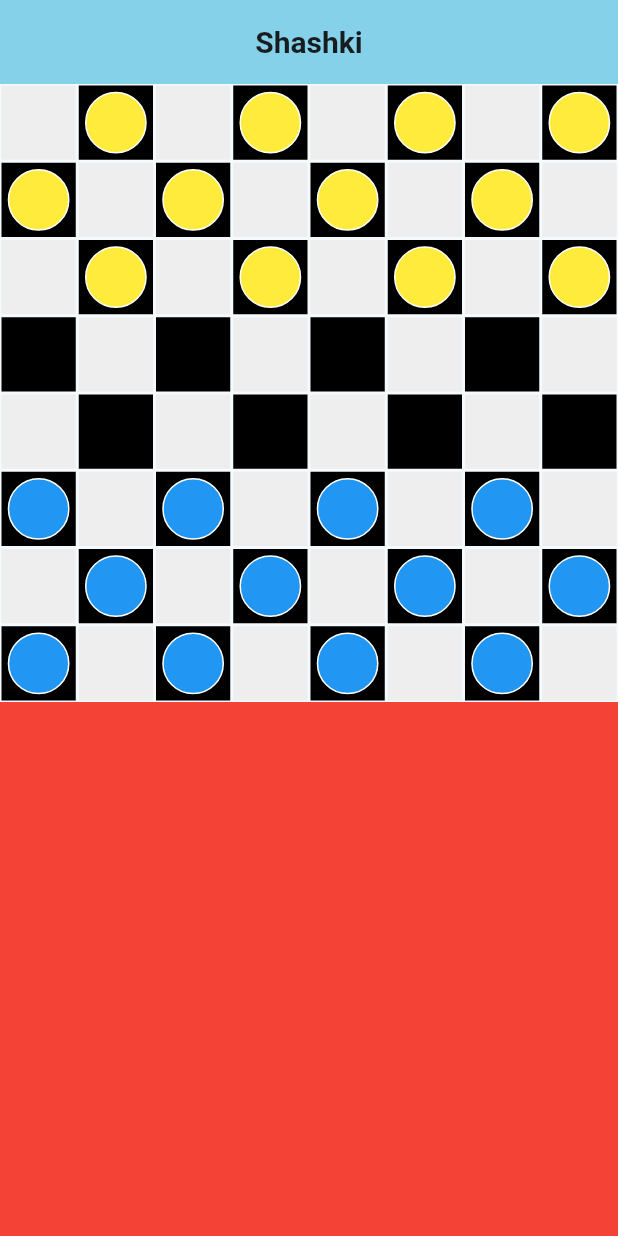
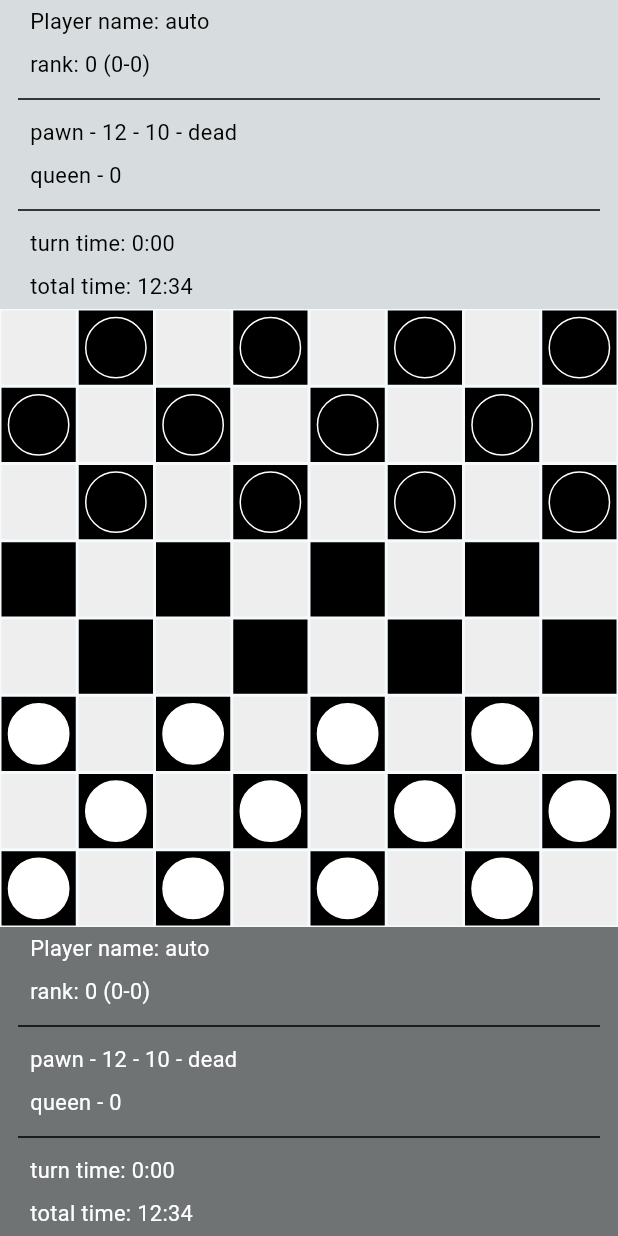
Before and after one commit to andrij-felenko/sashki, a Flutter app: the screen it shows after launch, on a phone screen of 412 x 824 dp. Run offline on Flutter 3.47's test engine with Material 3 defaults, Android fonts, the phone set to English and light mode, and no system bars.

Commit message:
improve info widgets

```diff
--- a/lib/main.dart
+++ b/lib/main.dart
@@ -1,7 +1,9 @@
 import 'package:flutter/material.dart';
+import 'package:flutter/services.dart';
 import 'package:provider/provider.dart';
 
 import 'package:shashki/ui/game_field.dart';
+import 'package:shashki/ui/model_widgets/player_info.dart';
 import 'model/board.dart';
 import 'dart:math';
 
@@ -50,17 +52,18 @@
 
   @override
   Widget build(BuildContext context) {
+    SystemChrome.setSystemUIOverlayStyle(SystemUiOverlayStyle(
+      statusBarColor: Colors.blue, // Колір рядка стану
+      statusBarIconBrightness: Brightness.light, // Колір іконок у рядку стану
+    ));
+
     return Scaffold(
-      appBar: AppBar(
-        backgroundColor: Theme.of(context).colorScheme.inversePrimary,
-        title: Text(
-          widget.title,
-          style: const TextStyle(
-            fontSize: 20,
-            fontWeight: FontWeight.bold,
-          ),
+      appBar: PreferredSize(
+        preferredSize:Size.fromHeight(MediaQuery.of(context).padding.top * 0),
+        child: AppBar(
+          backgroundColor: Colors.deepPurple, // Колір AppBar
+          elevation: 0, // Без тіні
         ),
-        centerTitle: true,
       ),
       body: LayoutBuilder (
         builder: (context, constrains) {
@@ -74,48 +77,42 @@
             Board().widgetSize = boardSize / 8;
           });
 
+          var board = Flexible(
+            flex: 0,
+            child: SizedBox(
+              width: boardSize,
+              height: boardSize,
+              child: const GameField(),
+            ),
+          );
+
+          var whiteP = Expanded(
+            flex: 1,
+            child: PlayerInfo ( Colors.black12, Colors.black, Board().white ),
+          );
+
+          var blackP = Expanded(
+            flex: 1,
+            child: PlayerInfo ( Colors.black54, Colors.white, Board().black ),
+          );
+
           return Flex (
             direction: axis,
-            children: [
-              SizedBox(
-                width: boardSize,
-                height: boardSize,
-                child: const GameField(),
-              ),
-              Container (
-                color: Colors.red,
-                width: axis == Axis.vertical ? boardSize : infoSize,
-                height: axis == Axis.vertical ? infoSize : boardSize,
-              )
-            ],
+            children: [ whiteP, board, blackP ],
+            // its another possible placement, maybe its better
+            // children: axis == Axis.horizontal ? [whiteP, board, blackP]
+            //   : [
+            //     board,
+            //     Expanded (
+            //       child: Flex (
+            //         direction: Axis.horizontal,
+            //         children: [ whiteP, blackP ],
+            //       ),
+            //     ),
+            // ],
           );
         },
       ),
-      /* const Flex (
-        direction: Axis.vertical,
-        children: [
-          SizedBox(width: 100, height: 100, child: GameField()),
-        ],
-      )
-      Center (
-        child: Container(
-          padding: const EdgeInsets.fromLTRB(10, 90, 10, 10),
-          child: Column(
-            children: <Widget>[
-              const Expanded(child: GameField()),
-              ElevatedButton(
-                onPressed: () {},
-                child: const Text(
-                  'Reset',
-                  style: TextStyle(
-                    fontSize: 22,
-                  ),
-                ),
-              )
-            ],
-          ),
-        ),
-      )*/
     );
   }
 }
--- a/lib/model/board.dart
+++ b/lib/model/board.dart
@@ -2,6 +2,7 @@ import 'package:flutter/material.dart';
 import 'package:provider/provider.dart';
 
 import 'package:shashki/model/enums.dart';
+import 'package:shashki/model/user.dart';
 
 import 'player.dart';
 import 'piece.dart';
@@ -19,7 +20,10 @@ class Board extends ChangeNotifier {
       : _turn = Side.white,
         _white = Player(Side.white),
         _black = Player(Side.black),
-        _selectedField = Position( -1, -1);
+        _selectedField = Position( -1, -1) {
+    _white.user = User('White user');
+    _black.user = User('Black User');
+  }
   factory Board() => _instance;
 
   Player get white => _white;
--- a/lib/ui/game_field.dart
+++ b/lib/ui/game_field.dart
@@ -22,8 +22,8 @@ class _GameField extends State<GameField> {
           Consumer <Board> (
             builder: (context, board, child) => Stack(
               children: [
-                PieceWidget(board.white.pieces, Colors.blue[500]!, Colors.blue[50]!),
-                PieceWidget(board.black.pieces, Colors.yellow[500]!, Colors.yellow[50]!),
+                PieceWidget(board.white.pieces, Colors.white, Colors.cyanAccent),
+                PieceWidget(board.black.pieces, Colors.black, Colors.indigoAccent),
               ],
             ),
           ),
--- /dev/null
+++ b/lib/ui/model_widgets/player_info.dart
@@ -0,0 +1,72 @@
+import 'package:flutter/cupertino.dart';
+import 'package:flutter/material.dart';
+
+import '../../model/player.dart';
+
+class PlayerInfo extends StatelessWidget {
+  Color _back;
+  Color _text;
+  Player _player;
+
+  PlayerInfo(this._back, this._text, this._player, {super.key});
+
+  Widget build(BuildContext context) => Container (
+    color: _back,
+    child: Align (
+      child: Flex (
+        direction: Axis.vertical,
+        children: [
+          _textItem('Player name: ${_player.user.name}'),
+          _textItem('rank: ${_player.user.rank} (${_player.user.wins}-${_player.user.loses})'),
+          Divider( thickness: 1, color: Colors.black, indent: 12, endIndent: 12 ),
+          _textItem('pawn - 12 - 10 - dead'),
+          _textItem('queen - 0'),
+          Divider( thickness: 1, color: Colors.black, indent: 12, endIndent: 12 ),
+          _textItem('turn time: 0:00'),
+          _textItem('total time: 12:34'),
+        ],
+      ),
+    ),
+  );
+
+  Widget _textItem(String text) {
+    return Expanded(
+      child: LayoutBuilder(
+        builder: (context, constraints) => Align(
+          alignment: Alignment.centerLeft,
+          child: Padding(
+            padding: EdgeInsets.only(left: 20.0), // Optional: add padding if needed
+            child: Container(
+              height: constraints.maxHeight,
+              alignment: Alignment.centerLeft,
+              child: Text(
+                text,
+                textAlign: TextAlign.left,
+                style: TextStyle(
+                  fontSize: constraints.maxHeight * 0.5,
+                  color: _text
+                ),
+              ),
+            ),
+          ),
+        ),
+      ),
+    );
+
+    return Expanded(
+      child: LayoutBuilder (
+        builder: (context, constraints) => Center (
+          heightFactor: 1,
+          child: Text (
+            text,
+            textAlign: TextAlign.left,
+            style: TextStyle(
+                fontSize: constraints.maxHeight * 0.5,
+                color: _text,
+            ),
+          ),
+        )
+      ),
+    );
+  }
+}
```
